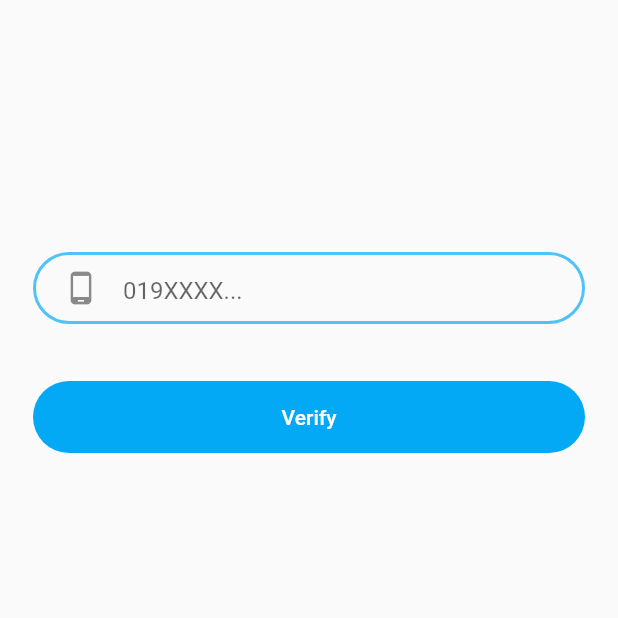
After one commit to shehmaz1993/firebase_system, a Flutter app: the screen it shows after launch, after a tap on "Sign In with phone Number", on a phone screen of 412 x 824 dp, the top half of it. The commit adds this screen. Run offline on Flutter 3.47's test engine with Material 2 defaults, Android fonts, the phone set to English and light mode, and no system bars; our stand-ins replace another_flushbar, connectivity_plus, firebase_auth, firebase_core, fluttertoast, internet_connection_checker; accounts and stored records are empty.

Commit message:
sign in with phone

```diff
--- a/lib/main.dart
+++ b/lib/main.dart
@@ -1,5 +1,6 @@
 import 'package:firebase_core/firebase_core.dart';
 import 'package:firebase_implementation/sign_in/signin.dart';
+import 'package:firebase_implementation/sign_in/signin_phone.dart';
 import 'package:firebase_implementation/sign_up/signup.dart';
 import 'package:firebase_implementation/welcomeScreen.dart';
 import 'package:flutter/material.dart';
--- a/lib/sign_in/signin.dart
+++ b/lib/sign_in/signin.dart
@@ -1,6 +1,7 @@
 import 'dart:convert';
 import 'package:firebase_auth/firebase_auth.dart';
 import 'package:firebase_core/firebase_core.dart';
+import 'package:firebase_implementation/sign_in/signin_phone.dart';
 import 'package:firebase_implementation/utils/utils.dart';
 import 'package:flutter/services.dart';
 
@@ -99,6 +100,30 @@ class _SignInPageState extends State<SignInPage> {
             ),
           ),
           const SizedBox(height: 10,),
+        Padding(
+          padding: const EdgeInsets.only(
+              left: 22.0, top: 18.0, bottom: 0.0, right: 22.0),
+          child: GestureDetector(
+            onTap: (){
+              Navigator.push(context, MaterialPageRoute(builder:(context)=>const SignInWithPhone()));
+            },
+            child: Container(
+              width: 266, //266.0,
+              height: 48.0, //48.0,
+              decoration: BoxDecoration(
+                borderRadius: BorderRadius.circular(24.0),
+                // color: const Color(0xffe7ebee),
+                border: Border.all(
+                    width: 2.0,
+                    color:Colors.grey
+                ),
+              ),
+              child: const Center(
+                child: Text('Sign In with phone Number'),
+              )
+            ),
+          ),
+        ),
           Padding(
             padding: const EdgeInsets.only(left:68.0,right: 68.0,top: 20.0),
             child: Row(
--- /dev/null
+++ b/lib/sign_in/signin_phone.dart
@@ -0,0 +1,160 @@
+import 'dart:convert';
+import 'package:firebase_auth/firebase_auth.dart';
+import 'package:firebase_core/firebase_core.dart';
+import 'package:firebase_implementation/sign_in/verifycode.dart';
+import 'package:firebase_implementation/utils/utils.dart';
+import 'package:flutter/services.dart';
+
+import 'package:flutter/material.dart';
+
+import '../HomePage.dart';
+import '../sign_up/signup.dart';
+
+class SignInWithPhone extends StatefulWidget {
+  const SignInWithPhone({Key? key}) : super(key: key);
+
+  @override
+  State<SignInWithPhone> createState() => _SignInWithPhoneState();
+}
+
+class _SignInWithPhoneState extends State<SignInWithPhone> {
+  final List<Icon> iconsImage = [
+    Icon(Icons.person),
+    Icon(Icons.mail),
+    Icon(Icons.phone_android),
+    Icon(Icons.password_sharp)
+  ];
+  var phoneController = TextEditingController();
+  var passwordController = TextEditingController();
+  bool showPassword=false;
+  final _auth=FirebaseAuth.instance;
+  // Repository repo=Repository();
+  void verifyPhoneNumber(){
+    _auth.verifyPhoneNumber(
+        phoneNumber:phoneController.text ,
+        verificationCompleted:(_){
+
+        },
+        verificationFailed: (message){
+          Utils().toastMessage(message.toString());
+        },
+        codeSent: (String code,int? token){
+          Navigator.push(context, MaterialPageRoute(builder:(context)=>VerifyCode(code:code)));
+
+        },
+        codeAutoRetrievalTimeout: (e){
+          Utils().toastMessage(e.toString());
+        }
+    );
+
+  }
+
+  @override
+  void initState() {
+    //  final SignInInfo infoOfSignIn = Provider.of<SignInInfo>(context, listen: false);
+    // TODO: implement initState
+    super.initState();
+    // phoneNumberController=TextEditingController(text: infoOfSignIn.phoneNumber);
+    // passwordController=TextEditingController(text: infoOfSignIn.password);
+
+  }
+  @override
+  void dispose() {
+    phoneController.dispose();
+   // passwordController.dispose();
+    super.dispose();
+  }
+
+  @override
+  Widget build(BuildContext context) {
+    return  Scaffold(
+
+      body: ListView(
+        children: [
+          const SizedBox(
+            width: double.infinity,
+            height: 150,
+            // color: Colors.blue,
+
+          ),
+
+          phoneNumberTextBox(),
+          Padding(
+            padding: const EdgeInsets.only(
+                left: 22.0, top: 38.0, bottom: 0.0, right: 22.0),
+            child: Container(
+              width: 266, //266.0,
+              height: 48.0, //48.0,
+              decoration: BoxDecoration(
+                borderRadius: BorderRadius.circular(24.0),
+                color: Colors.lightBlue.shade500,
+              ),
+              child:  MaterialButton(
+                onPressed: ()  {
+                   verifyPhoneNumber();
+                },
+                child:const FittedBox(
+                    child: Padding(
+                      padding: EdgeInsets.all(10.0),
+                      child: Text(
+                        'Verify', style: TextStyle(color: Colors.white),),
+                    )),
+              ),
+            ),
+          ),
+
+
+
+
+
+
+
+
+        ],
+      ),
+
+    );
+  }
+  Widget phoneNumberTextBox() {
+    //final infoOfSignIn  = Provider.of<SignInInfo>(context);
+    return Padding(
+      padding: const EdgeInsets.only(
+          left: 22.0, top: 18.0, bottom: 0.0, right: 22.0),
+      child: Container(
+        width: 266, //266.0,
+        height: 48.0, //48.0,
+        decoration: BoxDecoration(
+          borderRadius: BorderRadius.circular(24.0),
+          // color: const Color(0xffe7ebee),
+          border: Border.all(
+              width: 2.0,
+              color:Colors.lightBlue.shade300
+          ),
+        ),
+        child: Padding(
+          padding: const EdgeInsets.only(left: 18.0),
+          child: TextField(
+            //style:TextStyle(color: Colors.white)  ,
+            controller: phoneController,
+            keyboardType: TextInputType.number,
+            decoration: InputDecoration(
+
+                icon: iconsImage[2],
+                //iconColor: Colors.white,
+                hintText: '019XXXX...',
+                // hintStyle:TextStyle(color: Colors.white) ,
+
+                border: InputBorder.none
+              // labelText: hint,
+            ),
+
+            //   onChanged: infoOfSignIn.setPhoneNumber,
+            //  onSubmitted: infoOfSignIn.setPhoneNumber
+
+          ),
+        ),
+      ),
+    );
+  }
+
+}
```
Also changed, not shown: lib/sign_in/verifycode.dart (added, +129 -0 lines).
